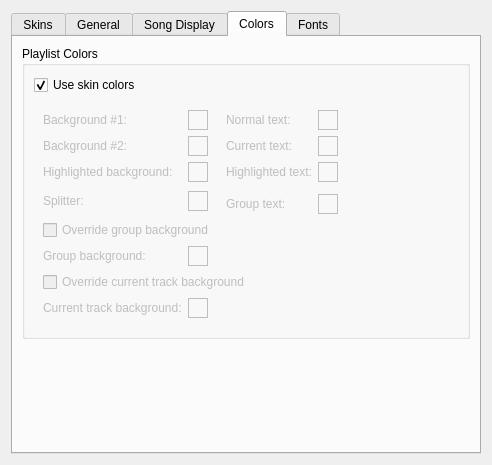
Old version of the form src/plugins/Ui/skinned/forms/skinnedsettings.ui in the repository ksv1986/qmmp-staging.
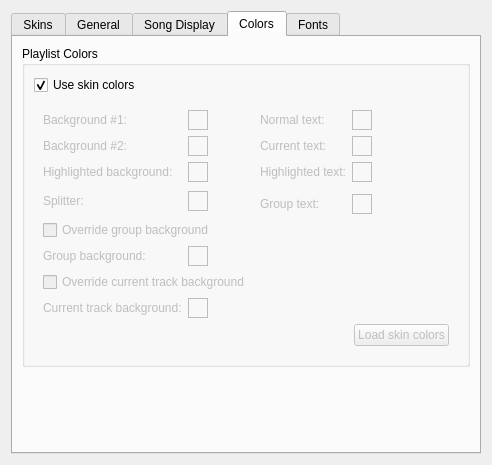
New version of the form. The open tabs and pages were chosen to show the change. Icons and pictures are not drawn. Custom widgets are drawn as their Qt base class.

Commit message: skinned: added feature to reset custom playlist colors

```diff
--- a/src/plugins/Ui/skinned/forms/skinnedsettings.ui
+++ b/src/plugins/Ui/skinned/forms/skinnedsettings.ui
@@ -17,7 +17,7 @@
    <item row="0" column="0">
     <widget class="QTabWidget" name="tabWidget">
      <property name="currentIndex">
-      <number>0</number>
+      <number>3</number>
      </property>
      <widget class="QWidget" name="tab_4">
       <attribute name="title">
@@ -450,30 +450,15 @@
              <bool>false</bool>
             </property>
             <layout class="QGridLayout" name="gridLayout_5">
-             <item row="4" column="6">
-              <widget class="ColorWidget" name="plGrTextColor">
-               <property name="sizePolicy">
-                <sizepolicy hsizetype="Fixed" vsizetype="Fixed">
-                 <horstretch>0</horstretch>
-                 <verstretch>0</verstretch>
-                </sizepolicy>
+             <item row="0" column="0">
+              <widget class="QLabel" name="label_7">
+               <property name="text">
+                <string>Background #1:</string>
                </property>
-               <property name="minimumSize">
-                <size>
-                 <width>20</width>
-                 <height>20</height>
-                </size>
-               </property>
-               <property name="frameShape">
-                <enum>QFrame::Box</enum>
-               </property>
-               <property name="frameShadow">
-                <enum>QFrame::Plain</enum>
-               </property>
               </widget>
              </item>
-             <item row="2" column="1">
-              <widget class="ColorWidget" name="plHlColor">
+             <item row="0" column="1">
+              <widget class="ColorWidget" name="plBg1Color">
                <property name="sizePolicy">
                 <sizepolicy hsizetype="Fixed" vsizetype="Fixed">
                  <horstretch>0</horstretch>
@@ -497,85 +482,7 @@
                </property>
               </widget>
              </item>
-             <item row="8" column="1">
-              <widget class="ColorWidget" name="plCurrentTrackBgColor">
-               <property name="enabled">
-                <bool>false</bool>
-               </property>
-               <property name="sizePolicy">
-                <sizepolicy hsizetype="Fixed" vsizetype="Fixed">
-                 <horstretch>0</horstretch>
-                 <verstretch>0</verstretch>
-                </sizepolicy>
-               </property>
-               <property name="minimumSize">
-                <size>
-                 <width>20</width>
-                 <height>20</height>
-                </size>
-               </property>
-               <property name="frameShape">
-                <enum>QFrame::Box</enum>
-               </property>
-               <property name="frameShadow">
-                <enum>QFrame::Plain</enum>
-               </property>
-              </widget>
-             </item>
-             <item row="2" column="6">
-              <widget class="ColorWidget" name="plTextHlCurrentColor">
-               <property name="sizePolicy">
-                <sizepolicy hsizetype="Fixed" vsizetype="Fixed">
-                 <horstretch>0</horstretch>
-                 <verstretch>0</verstretch>
-                </sizepolicy>
-               </property>
-               <property name="minimumSize">
-                <size>
-                 <width>20</width>
-                 <height>20</height>
-                </size>
-               </property>
-               <property name="maximumSize">
-                <size>
-                 <width>20</width>
-                 <height>20</height>
-                </size>
-               </property>
-               <property name="frameShape">
-                <enum>QFrame::Box</enum>
-               </property>
-               <property name="frameShadow">
-                <enum>QFrame::Plain</enum>
-               </property>
-              </widget>
-             </item>
-             <item row="1" column="6">
-              <widget class="ColorWidget" name="plTextCurrentColor">
-               <property name="sizePolicy">
-                <sizepolicy hsizetype="Fixed" vsizetype="Fixed">
-                 <horstretch>0</horstretch>
-                 <verstretch>0</verstretch>
-                </sizepolicy>
-               </property>
-               <property name="minimumSize">
-                <size>
-                 <width>20</width>
-                 <height>20</height>
-                </size>
-               </property>
-               <property name="maximumSize">
-                <size>
-                 <width>20</width>
-                 <height>20</height>
-                </size>
-               </property>
-               <property name="frameShape">
-                <enum>QFrame::Box</enum>
-               </property>
-              </widget>
-             </item>
-             <item row="0" column="2" rowspan="5" colspan="2">
+             <item row="0" column="2" rowspan="5">
               <spacer name="horizontalSpacer_5">
                <property name="orientation">
                 <enum>Qt::Horizontal</enum>
@@ -588,18 +495,37 @@
                </property>
               </spacer>
              </item>
-             <item row="0" column="7" rowspan="5">
-              <spacer name="horizontalSpacer_6">
-               <property name="orientation">
-                <enum>Qt::Horizontal</enum>
+             <item row="0" column="3">
+              <widget class="QLabel" name="label_12">
+               <property name="text">
+                <string>Normal text:</string>
                </property>
-               <property name="sizeHint" stdset="0">
+              </widget>
+             </item>
+             <item row="0" column="4">
+              <widget class="ColorWidget" name="plTextNormalColor">
+               <property name="sizePolicy">
+                <sizepolicy hsizetype="Fixed" vsizetype="Fixed">
+                 <horstretch>0</horstretch>
+                 <verstretch>0</verstretch>
+                </sizepolicy>
+               </property>
+               <property name="minimumSize">
                 <size>
-                 <width>66</width>
-                 <height>68</height>
+                 <width>20</width>
+                 <height>20</height>
                 </size>
                </property>
-              </spacer>
+               <property name="maximumSize">
+                <size>
+                 <width>20</width>
+                 <height>20</height>
+                </size>
+               </property>
+               <property name="frameShape">
+                <enum>QFrame::Box</enum>
+               </property>
+              </widget>
              </item>
              <item row="1" column="0">
               <widget class="QLabel" name="label_8">
@@ -608,21 +534,40 @@
                </property>
               </widget>
              </item>
-             <item row="8" column="4" colspan="4">
-              <spacer name="horizontalSpacer_10">
-               <property name="orientation">
-                <enum>Qt::Horizontal</enum>
+             <item row="1" column="1">
+              <widget class="ColorWidget" name="plBg2Color">
+               <property name="sizePolicy">
+                <sizepolicy hsizetype="Fixed" vsizetype="Fixed">
+                 <horstretch>0</horstretch>
+                 <verstretch>0</verstretch>
+                </sizepolicy>
                </property>
-               <property name="sizeHint" stdset="0">
+               <property name="minimumSize">
                 <size>
-                 <width>189</width>
+                 <width>20</width>
                  <height>20</height>
                 </size>
                </property>
-              </spacer>
+               <property name="maximumSize">
+                <size>
+                 <width>20</width>
+                 <height>20</height>
+                </size>
+               </property>
+               <property name="frameShape">
+                <enum>QFrame::Box</enum>
+               </property>
+              </widget>
              </item>
-             <item row="0" column="1">
-              <widget class="ColorWidget" name="plBg1Color">
+             <item row="1" column="3">
+              <widget class="QLabel" name="label_13">
+               <property name="text">
+                <string>Current text:</string>
+               </property>
+              </widget>
+             </item>
+             <item row="1" column="4">
+              <widget class="ColorWidget" name="plTextCurrentColor">
                <property name="sizePolicy">
                 <sizepolicy hsizetype="Fixed" vsizetype="Fixed">
                  <horstretch>0</horstretch>
@@ -653,15 +598,40 @@
                </property>
               </widget>
              </item>
-             <item row="0" column="4" colspan="2">
-              <widget class="QLabel" name="label_12">
+             <item row="2" column="1">
+              <widget class="ColorWidget" name="plHlColor">
+               <property name="sizePolicy">
+                <sizepolicy hsizetype="Fixed" vsizetype="Fixed">
+                 <horstretch>0</horstretch>
+                 <verstretch>0</verstretch>
+                </sizepolicy>
+               </property>
+               <property name="minimumSize">
+                <size>
+                 <width>20</width>
+                 <height>20</height>
+                </size>
+               </property>
+               <property name="maximumSize">
+                <size>
+                 <width>20</width>
+                 <height>20</height>
+                </size>
+               </property>
+               <property name="frameShape">
+                <enum>QFrame::Box</enum>
+               </property>
+              </widget>
+             </item>
+             <item row="2" column="3">
+              <widget class="QLabel" name="label_14">
                <property name="text">
-                <string>Normal text:</string>
+                <string>Highlighted text:</string>
                </property>
               </widget>
              </item>
-             <item row="3" column="1" rowspan="2">
-              <widget class="ColorWidget" name="plSplitterColor">
+             <item row="2" column="4">
+              <widget class="ColorWidget" name="plTextHlCurrentColor">
                <property name="sizePolicy">
                 <sizepolicy hsizetype="Fixed" vsizetype="Fixed">
                  <horstretch>0</horstretch>
@@ -680,12 +650,6 @@
                  <height>20</height>
                 </size>
                </property>
-               <property name="baseSize">
-                <size>
-                 <width>20</width>
-                 <height>20</height>
-                </size>
-               </property>
                <property name="frameShape">
                 <enum>QFrame::Box</enum>
                </property>
@@ -701,17 +665,101 @@
                </property>
               </widget>
              </item>
-             <item row="1" column="4" colspan="2">
-              <widget class="QLabel" name="label_13">
+             <item row="3" column="1" rowspan="2">
+              <widget class="ColorWidget" name="plSplitterColor">
+               <property name="sizePolicy">
+                <sizepolicy hsizetype="Fixed" vsizetype="Fixed">
+                 <horstretch>0</horstretch>
+                 <verstretch>0</verstretch>
+                </sizepolicy>
+               </property>
+               <property name="minimumSize">
+                <size>
+                 <width>20</width>
+                 <height>20</height>
+                </size>
+               </property>
+               <property name="maximumSize">
+                <size>
+                 <width>20</width>
+                 <height>20</height>
+                </size>
+               </property>
+               <property name="baseSize">
+                <size>
+                 <width>20</width>
+                 <height>20</height>
+                </size>
+               </property>
+               <property name="frameShape">
+                <enum>QFrame::Box</enum>
+               </property>
+               <property name="frameShadow">
+                <enum>QFrame::Plain</enum>
+               </property>
+              </widget>
+             </item>
+             <item row="4" column="3">
+              <widget class="QLabel" name="label_16">
                <property name="text">
-                <string>Current text:</string>
+                <string>Group text:</string>
                </property>
               </widget>
              </item>
-             <item row="2" column="4" colspan="2">
-              <widget class="QLabel" name="label_14">
+             <item row="4" column="4">
+              <widget class="ColorWidget" name="plGrTextColor">
+               <property name="sizePolicy">
+                <sizepolicy hsizetype="Fixed" vsizetype="Fixed">
+                 <horstretch>0</horstretch>
+                 <verstretch>0</verstretch>
+                </sizepolicy>
+               </property>
+               <property name="minimumSize">
+                <size>
+                 <width>20</width>
+                 <height>20</height>
+                </size>
+               </property>
+               <property name="frameShape">
+                <enum>QFrame::Box</enum>
+               </property>
+               <property name="frameShadow">
+                <enum>QFrame::Plain</enum>
+               </property>
+              </widget>
+             </item>
+             <item row="6" column="0">
+              <widget class="QLabel" name="label_15">
+               <property name="enabled">
+                <bool>false</bool>
+               </property>
                <property name="text">
-                <string>Highlighted text:</string>
+                <string>Group background:</string>
+               </property>
+              </widget>
+             </item>
+             <item row="6" column="1">
+              <widget class="ColorWidget" name="plGrBgColor">
+               <property name="enabled">
+                <bool>false</bool>
+               </property>
+               <property name="sizePolicy">
+                <sizepolicy hsizetype="Fixed" vsizetype="Fixed">
+                 <horstretch>0</horstretch>
+                 <verstretch>0</verstretch>
+                </sizepolicy>
+               </property>
+               <property name="minimumSize">
+                <size>
+                 <width>20</width>
+                 <height>20</height>
+                </size>
+               </property>
+               <property name="frameShape">
+                <enum>QFrame::Box</enum>
+               </property>
+               <property name="frameShadow">
+                <enum>QFrame::Plain</enum>
                </property>
               </widget>
              </item>
@@ -725,40 +773,8 @@
                </property>
               </widget>
              </item>
-             <item row="0" column="6">
-              <widget class="ColorWidget" name="plTextNormalColor">
-               <property name="sizePolicy">
-                <sizepolicy hsizetype="Fixed" vsizetype="Fixed">
-                 <horstretch>0</horstretch>
-                 <verstretch>0</verstretch>
-                </sizepolicy>
-               </property>
-               <property name="minimumSize">
-                <size>
-                 <width>20</width>
-                 <height>20</height>
-                </size>
-               </property>
-               <property name="maximumSize">
-                <size>
-                 <width>20</width>
-                 <height>20</height>
-                </size>
-               </property>
-               <property name="frameShape">
-                <enum>QFrame::Box</enum>
-               </property>
-              </widget>
-             </item>
-             <item row="7" column="0" colspan="5">
-              <widget class="QCheckBox" name="plOverrideCurrentBgCheckBox">
-               <property name="text">
-                <string>Override current track background</string>
-               </property>
-              </widget>
-             </item>
-             <item row="6" column="1">
-              <widget class="ColorWidget" name="plGrBgColor">
+             <item row="8" column="1">
+              <widget class="ColorWidget" name="plCurrentTrackBgColor">
                <property name="enabled">
                 <bool>false</bool>
                </property>
@@ -782,7 +798,44 @@
                </property>
               </widget>
              </item>
-             <item row="6" column="4" colspan="4">
+             <item row="8" column="3" colspan="3">
+              <spacer name="horizontalSpacer_10">
+               <property name="orientation">
+                <enum>Qt::Horizontal</enum>
+               </property>
+               <property name="sizeHint" stdset="0">
+                <size>
+                 <width>189</width>
+                 <height>20</height>
+                </size>
+               </property>
+              </spacer>
+             </item>
+             <item row="9" column="0" colspan="6">
+              <layout class="QHBoxLayout" name="horizontalLayout_5">
+               <item>
+                <spacer name="horizontalSpacer_7">
+                 <property name="orientation">
+                  <enum>Qt::Horizontal</enum>
+                 </property>
+                 <property name="sizeHint" stdset="0">
+                  <size>
+                   <width>40</width>
+                   <height>20</height>
+                  </size>
+                 </property>
+                </spacer>
+               </item>
+               <item>
+                <widget class="QPushButton" name="loadSkinColorsButton">
+                 <property name="text">
+                  <string>Load skin colors</string>
+                 </property>
+                </widget>
+               </item>
+              </layout>
+             </item>
+             <item row="6" column="3" colspan="3">
               <spacer name="horizontalSpacer_9">
                <property name="orientation">
                 <enum>Qt::Horizontal</enum>
@@ -795,59 +848,30 @@
                </property>
               </spacer>
              </item>
-             <item row="6" column="0">
-              <widget class="QLabel" name="label_15">
-               <property name="enabled">
-                <bool>false</bool>
+             <item row="0" column="5" rowspan="5">
+              <spacer name="horizontalSpacer_6">
+               <property name="orientation">
+                <enum>Qt::Horizontal</enum>
                </property>
-               <property name="text">
-                <string>Group background:</string>
+               <property name="sizeHint" stdset="0">
+                <size>
+                 <width>66</width>
+                 <height>68</height>
+                </size>
                </property>
-              </widget>
+              </spacer>
              </item>
-             <item row="5" column="0" colspan="8">
+             <item row="5" column="0" colspan="6">
               <widget class="QCheckBox" name="plOverrideGroupBgCheckBox">
                <property name="text">
                 <string>Override group background</string>
                </property>
               </widget>
              </item>
-             <item row="4" column="4" colspan="2">
-              <widget class="QLabel" name="label_16">
+             <item row="7" column="0" colspan="6">
+              <widget class="QCheckBox" name="plOverrideCurrentBgCheckBox">
                <property name="text">
-                <string>Group text:</string>
-               </property>
-              </widget>
-             </item>
-             <item row="1" column="1">
-              <widget class="ColorWidget" name="plBg2Color">
-               <property name="sizePolicy">
-                <sizepolicy hsizetype="Fixed" vsizetype="Fixed">
-                 <horstretch>0</horstretch>
-                 <verstretch>0</verstretch>
-                </sizepolicy>
-               </property>
-               <property name="minimumSize">
-                <size>
-                 <width>20</width>
-                 <height>20</height>
-                </size>
-               </property>
-               <property name="maximumSize">
-                <size>
-                 <width>20</width>
-                 <height>20</height>
-                </size>
-               </property>
-               <property name="frameShape">
-                <enum>QFrame::Box</enum>
-               </property>
-              </widget>
-             </item>
-             <item row="0" column="0">
-              <widget class="QLabel" name="label_7">
-               <property name="text">
-                <string>Background #1:</string>
+                <string>Override current track background</string>
                </property>
               </widget>
              </item>
```
The commit also changes 2 other files.
